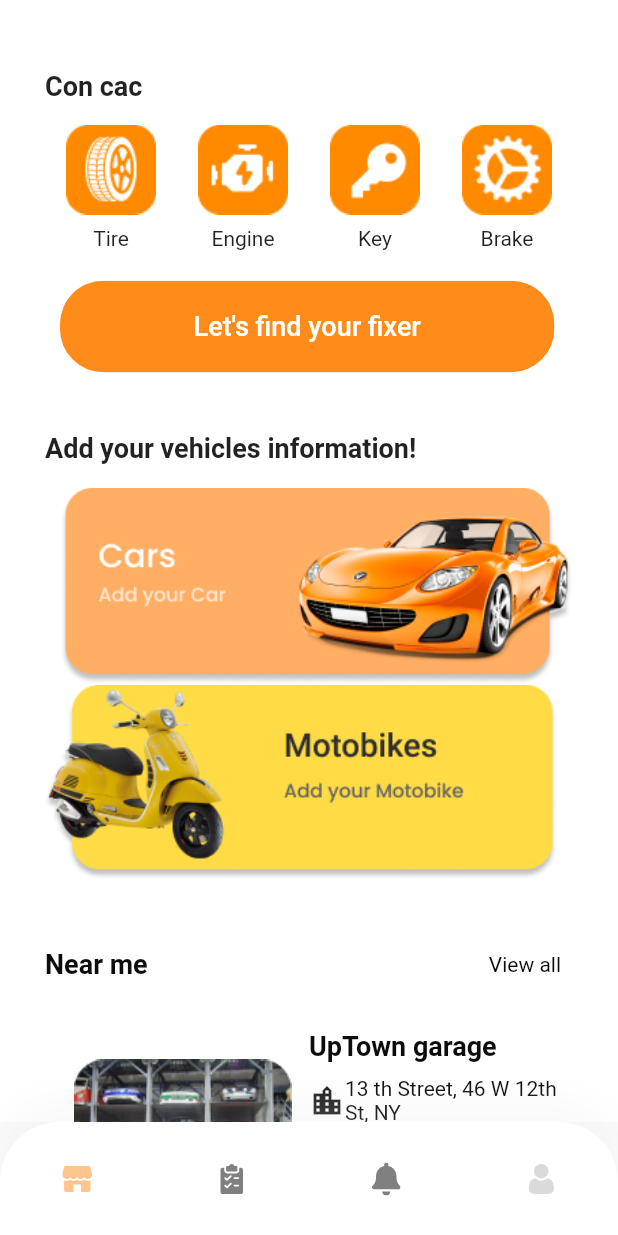
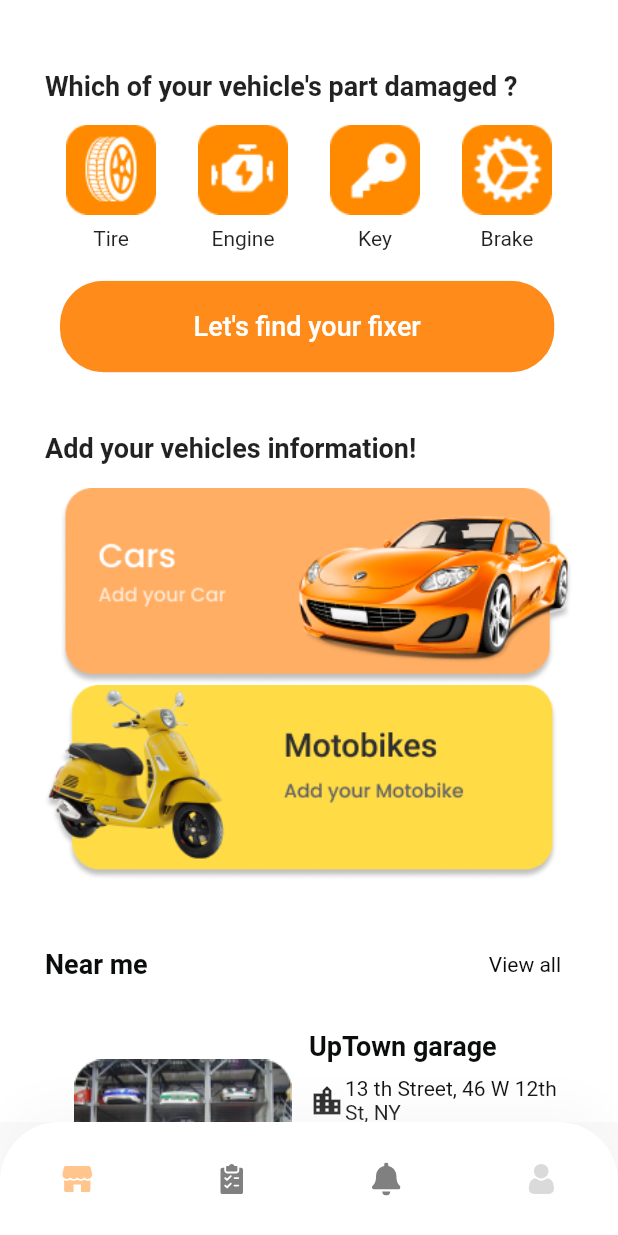
Before and after one commit to tuhu556/repair_store_hci201, a Flutter app: the HomeScreen screen opened by its route, on a phone screen of 412 x 824 dp. Run offline on Flutter 3.47's test engine with Material 2 defaults, Android fonts, the phone set to English and light mode, and no system bars; drawn by our look-alikes of keyboard_dismisser; our stand-ins replace flutter_svg; Roboto replaces fonts that are missing (Poppins).

Commit message:
update code 2 - phuhuu

```diff
--- a/lib/screens/home/home_screen.dart
+++ b/lib/screens/home/home_screen.dart
@@ -33,8 +33,7 @@ class HomeScreen extends StatelessWidget {
                         height: size.height * 0.05,
                       ),
                       Text(
-                        // "Which of your vehicle's part damaged ?",
-                        'Con cac',
+                        "Which of your vehicle's part damaged ?",
                         style: TextStyle(
                             fontSize: 18, fontWeight: FontWeight.bold),
                       ),
```
